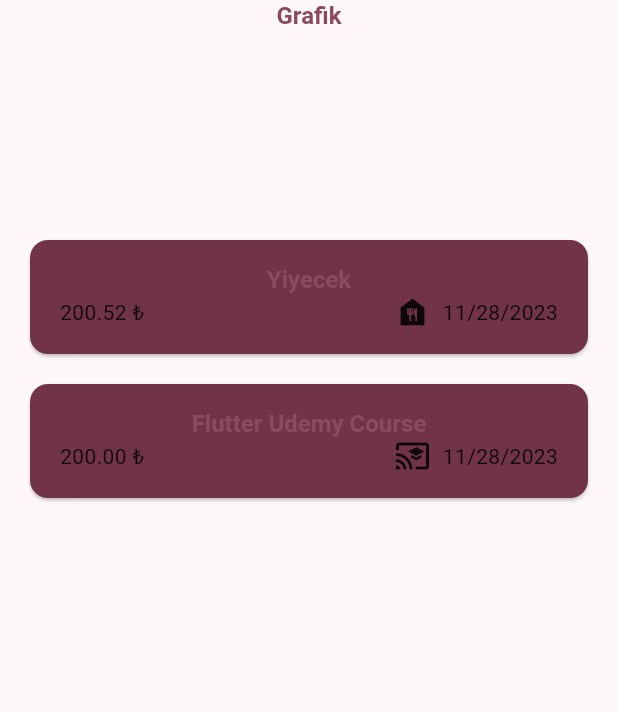
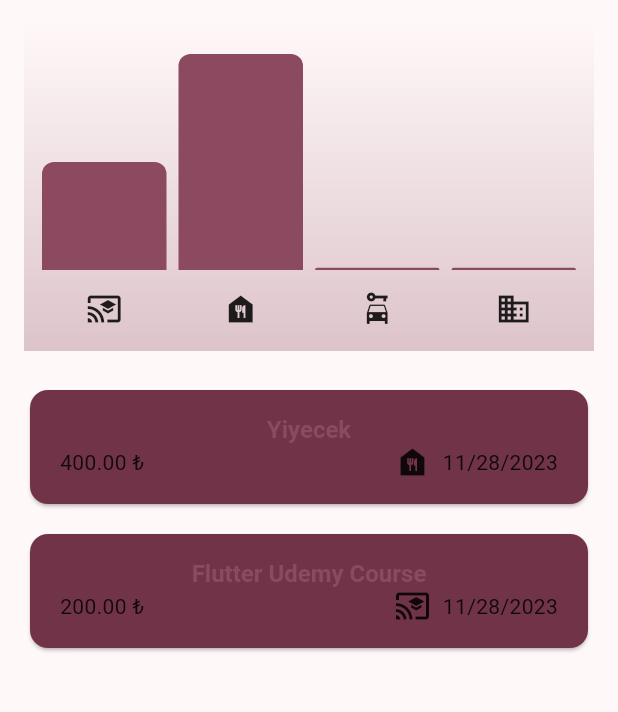
Before and after one commit to onurerdem/expenseapp, a Flutter app: the screen it shows after launch, on a phone screen of 412 x 824 dp, the part 84-796 px from its top. Run offline on Flutter 3.47's test engine with Material 2 defaults, Android fonts, the phone set to English and light mode, and no system bars.

Commit message:
Expense App

```diff
--- a/lib/data/expenses.dart
+++ b/lib/data/expenses.dart
@@ -4,7 +4,7 @@ import 'package:expenseapp/models/expense.dart';
 final List<Expense> expenses = [
     Expense(
         name: "Yiyecek",
-        price: 200.524,
+        price: 400,
         date: DateTime.now(),
         category: Category.food),
     Expense(
--- /dev/null
+++ b/lib/models/category_expense.dart
@@ -0,0 +1,23 @@
+import 'package:expenseapp/models/expense.dart';
+
+class CategoryExpense {
+  const CategoryExpense({required this.category, required this.expenses});
+
+  CategoryExpense.forCategory(List<Expense> allExpenses, this.category)
+      : expenses = allExpenses
+            .where((element) => element.category == category)
+            .toList();
+
+  final Category category;
+  final List<Expense> expenses;
+
+  double get totalExpensePrice {
+    double sum = 0;
+
+    expenses.forEach((element) {
+      sum += element.price;
+    });
+
+    return sum;
+  }
+}
--- a/lib/pages/expense_list.dart
+++ b/lib/pages/expense_list.dart
@@ -1,4 +1,5 @@
 import 'package:expenseapp/models/expense.dart';
+import 'package:expenseapp/widgets/chart/chart.dart';
 import 'package:expenseapp/widgets/expense_item.dart';
 import 'package:flutter/material.dart';
 
@@ -42,10 +43,9 @@ class _ExpenseListState extends State<ExpenseList> {
           crossAxisAlignment: CrossAxisAlignment.center,
           children: [
             SizedBox(
-              height: 150,
-              child: Text(
-                "Grafik",
-                style: Theme.of(context).textTheme.titleLarge,
+              height: 250,
+            child: Chart(
+              expenses: widget.expenses,
               ),
             ),
             Expanded(
--- a/lib/pages/main_page.dart
+++ b/lib/pages/main_page.dart
@@ -41,7 +41,9 @@ class _MainPageState extends State<MainPage> {
               icon: const Icon(Icons.add)),
         ],
       ),
-      body: ExpenseList(expenses, removeExpense),
+       body: expenses.length > 0
+          ? ExpenseList(expenses, removeExpense)
+          : const Text("Henüz hiç bir veri girmediniz..."),
     );
   }
 }
--- /dev/null
+++ b/lib/widgets/chart/chart.dart
@@ -0,0 +1,63 @@
+import 'package:expenseapp/models/category_expense.dart';
+import 'package:expenseapp/models/expense.dart';
+import 'package:expenseapp/widgets/chart/chart_bar.dart';
+import 'package:flutter/material.dart';
+
+class Chart extends StatelessWidget {
+  const Chart({Key? key, required this.expenses}) : super(key: key);
+  final List<Expense> expenses;
+
+  List<CategoryExpense> get categoryExpenses {
+    return [
+      CategoryExpense.forCategory(
+          expenses, Category.education), // eğitim kategorisi harcamaları
+      CategoryExpense.forCategory(expenses, Category.food), // food "" ""
+      CategoryExpense.forCategory(expenses, Category.travel), //
+      CategoryExpense.forCategory(expenses, Category.work),
+    ];
+  }
+
+  double get maxTotal {
+    double maxTotalExpense = 0;
+
+    categoryExpenses.forEach((element) {
+      if (element.totalExpensePrice > maxTotalExpense)
+        maxTotalExpense = element.totalExpensePrice;
+    });
+
+    return maxTotalExpense;
+  }
+
+  @override
+  Widget build(BuildContext context) {
+    return Container(
+        width: double.infinity,
+        margin: const EdgeInsets.all(16),
+        padding: const EdgeInsets.symmetric(vertical: 16, horizontal: 8),
+        decoration: BoxDecoration(
+          gradient: LinearGradient(colors: [
+            Theme.of(context).colorScheme.primary.withOpacity(0.3),
+            Theme.of(context).colorScheme.primary.withOpacity(0.0)
+          ], begin: Alignment.bottomCenter, end: Alignment.topCenter),
+        ),
+        child: Column(children: [
+          Expanded(
+              child: Row(
+            crossAxisAlignment: CrossAxisAlignment.end,
+            children: categoryExpenses
+                .map((categoryExpense) => ChartBar(
+                    height: categoryExpense.totalExpensePrice == 0
+                        ? 0.01
+                        : categoryExpense.totalExpensePrice / maxTotal))
+                .toList(),
+          )), //grafikleri render edecek
+          const SizedBox(height: 10),
+          Row(
+            children: categoryExpenses
+                .map((categoryExpense) => Expanded(
+                    child: Icon(categoryIcons[categoryExpense.category])))
+                .toList(),
+          ) // ikonları render
+        ]));
+  }
+}
--- /dev/null
+++ b/lib/widgets/chart/chart_bar.dart
@@ -0,0 +1,23 @@
+import 'package:flutter/material.dart';
+
+class ChartBar extends StatelessWidget {
+  const ChartBar({Key? key, required this.height}) : super(key: key);
+  final double height;
+
+  @override
+  Widget build(BuildContext context) {
+    return Expanded(
+      child: Padding(
+        padding: const EdgeInsets.all(4),
+        child: FractionallySizedBox(
+            heightFactor: height,
+            child: DecoratedBox(
+              decoration: BoxDecoration(
+                  shape: BoxShape.rectangle,
+                  color: Theme.of(context).colorScheme.primary.withOpacity(1),
+                  borderRadius: const BorderRadius.vertical(top: Radius.circular(8))),
+            )),
+      ),
+    );
+  }
+}
```
